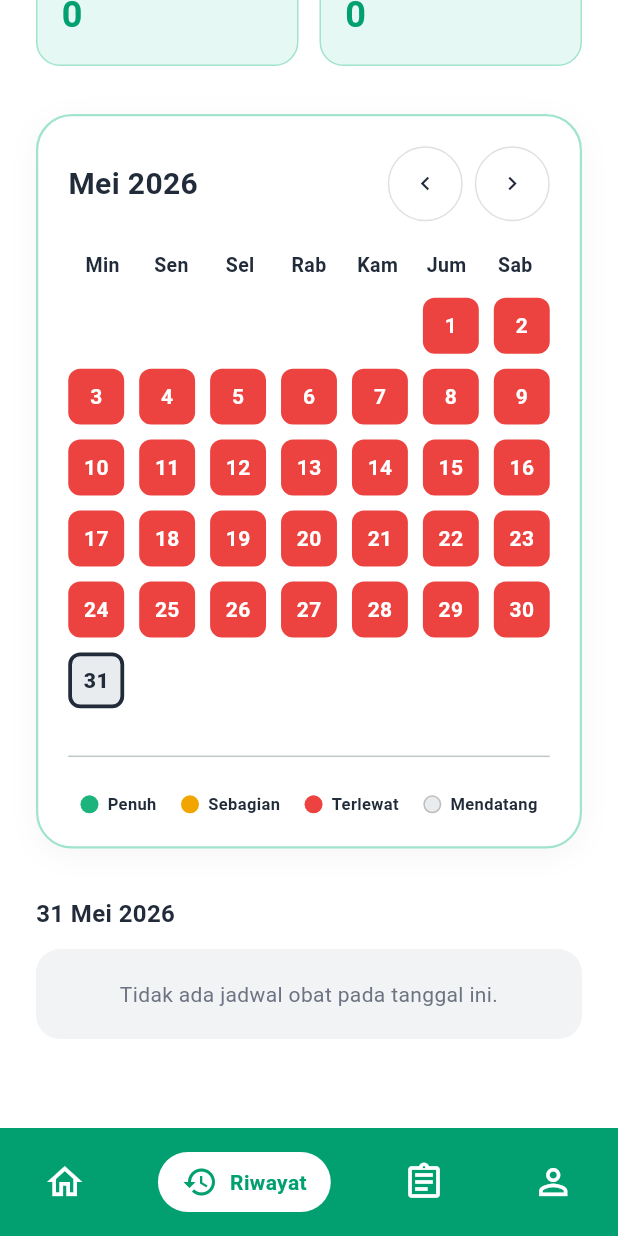
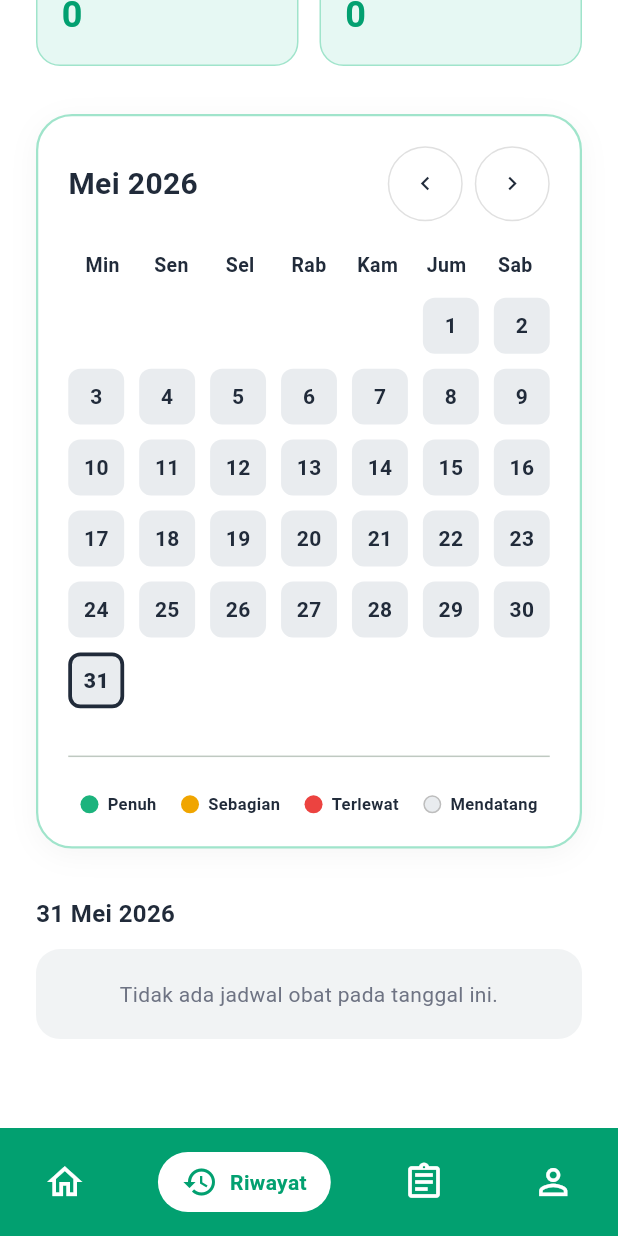
Before and after one commit to attaryu/tbcare_app, a Flutter app: the HistoryView screen opened by its route, scrolled down 576 dp, on a phone screen of 412 x 824 dp. Run offline on Flutter 3.47's test engine with Material 3 defaults, Android fonts, the phone set to English and light mode, and no system bars; our stand-ins replace go_router, image_picker, supabase_flutter; accounts and stored records are empty.

Commit message:
fix(history): treatment date retrieval and navigation logic for calendar

```diff
--- a/lib/ui/features/history/view_models/history_view_model.dart
+++ b/lib/ui/features/history/view_models/history_view_model.dart
@@ -42,6 +42,26 @@ class HistoryViewModel extends ChangeNotifier {
     'percentage': 0.0,
   };
   Map<String, dynamic> get stats => _stats;
+
+  DateTime? getTreatmentStartDate() {
+    if (_activeTreatment == null) return null;
+    try {
+      final st = DateTime.parse(_activeTreatment!['start_date']);
+      return DateTime(st.year, st.month, st.day);
+    } catch (_) {
+      return null;
+    }
+  }
+
+  DateTime? getTreatmentEndDate() {
+    if (_activeTreatment == null) return null;
+    try {
+      final ed = DateTime.parse(_activeTreatment!['prediction_end_date']);
+      return DateTime(ed.year, ed.month, ed.day);
+    } catch (_) {
+      return null;
+    }
+  }
 
   /// Getter to calculate active schedule IDs (closest upcoming schedules)
   /// only if the selected date is today.
@@ -103,12 +123,28 @@ class HistoryViewModel extends ChangeNotifier {
     }
   }
 
+  bool get canNavigateToPreviousMonth {
+    final startDate = getTreatmentStartDate();
+    if (startDate == null) return true;
+    final prevMonthLastDay = DateTime(_currentMonth.year, _currentMonth.month, 0);
+    return !prevMonthLastDay.isBefore(startDate);
+  }
+
+  bool get canNavigateToNextMonth {
+    final endDate = getTreatmentEndDate();
+    if (endDate == null) return true;
+    final nextMonthFirstDay = DateTime(_currentMonth.year, _currentMonth.month + 1, 1);
+    return !nextMonthFirstDay.isAfter(endDate);
+  }
+
   void previousMonth() {
+    if (!canNavigateToPreviousMonth) return;
     _currentMonth = DateTime(_currentMonth.year, _currentMonth.month - 1, 1);
     fetchHistoryData();
   }
 
   void nextMonth() {
+    if (!canNavigateToNextMonth) return;
     _currentMonth = DateTime(_currentMonth.year, _currentMonth.month + 1, 1);
     fetchHistoryData();
   }
@@ -138,6 +174,17 @@ class HistoryViewModel extends ChangeNotifier {
     final dateOnly = DateTime(date.year, date.month, date.day);
     final todayOnly = DateTime(now.year, now.month, now.day);
 
+    // Filter tanggal di luar periode pengobatan aktif
+    final startDate = getTreatmentStartDate();
+    if (startDate != null && dateOnly.isBefore(startDate)) {
+      return 'Diluar Periode';
+    }
+
+    final endDate = getTreatmentEndDate();
+    if (endDate != null && dateOnly.isAfter(endDate)) {
+      return 'Diluar Periode';
+    }
+
     if (dateOnly.isAfter(todayOnly)) {
       return 'Mendatang';
     }
@@ -149,9 +196,6 @@ class HistoryViewModel extends ChangeNotifier {
     }).toList();
 
     if (dateLogs.isEmpty) {
-      if (dateOnly.isBefore(todayOnly)) {
-        return 'Terlewat';
-      }
       return 'Mendatang';
     }
 
--- a/lib/ui/features/history/views/history_view.dart
+++ b/lib/ui/features/history/views/history_view.dart
@@ -302,20 +302,48 @@ class HistoryView extends StatelessWidget {
               Row(
                 children: [
                   Container(
-                    decoration: BoxDecoration(border: Border.all(color: Colors.grey.shade300), shape: BoxShape.circle),
+                    decoration: BoxDecoration(
+                      border: Border.all(
+                        color: viewModel.canNavigateToPreviousMonth
+                            ? Colors.grey.shade300
+                            : Colors.grey.shade100,
+                      ),
+                      shape: BoxShape.circle,
+                    ),
                     child: IconButton(
                       iconSize: 18,
-                      icon: const Icon(Icons.chevron_left, color: AppColor.darkGray),
-                      onPressed: viewModel.previousMonth,
+                      icon: Icon(
+                        Icons.chevron_left,
+                        color: viewModel.canNavigateToPreviousMonth
+                            ? AppColor.darkGray
+                            : Colors.grey.shade300,
+                      ),
+                      onPressed: viewModel.canNavigateToPreviousMonth
+                          ? viewModel.previousMonth
+                          : null,
                     ),
                   ),
                   const SizedBox(width: 8),
                   Container(
-                    decoration: BoxDecoration(border: Border.all(color: Colors.grey.shade300), shape: BoxShape.circle),
+                    decoration: BoxDecoration(
+                      border: Border.all(
+                        color: viewModel.canNavigateToNextMonth
+                            ? Colors.grey.shade300
+                            : Colors.grey.shade100,
+                      ),
+                      shape: BoxShape.circle,
+                    ),
                     child: IconButton(
                       iconSize: 18,
-                      icon: const Icon(Icons.chevron_right, color: AppColor.darkGray),
-                      onPressed: viewModel.nextMonth,
+                      icon: Icon(
+                        Icons.chevron_right,
+                        color: viewModel.canNavigateToNextMonth
+                            ? AppColor.darkGray
+                            : Colors.grey.shade300,
+                      ),
+                      onPressed: viewModel.canNavigateToNextMonth
+                          ? viewModel.nextMonth
+                          : null,
                     ),
                   ),
                 ],
@@ -361,6 +389,8 @@ class HistoryView extends StatelessWidget {
                   dayDate.month == viewModel.selectedDate.month &&
                   dayDate.day == viewModel.selectedDate.day;
 
+              final isDiluarPeriode = status == 'Diluar Periode';
+
               Color bg = const Color(0xFFE9ECEF);
               Color textColor = AppColor.darkGray;
               if (status == 'Penuh') {
@@ -375,21 +405,21 @@ class HistoryView extends StatelessWidget {
               }
 
               return InkWell(
-                onTap: () => viewModel.selectDate(dayDate),
+                onTap: isDiluarPeriode ? null : () => viewModel.selectDate(dayDate),
                 borderRadius: BorderRadius.circular(8),
                 child: Container(
                   decoration: BoxDecoration(
-                    color: bg,
+                    color: isDiluarPeriode ? Colors.grey.shade100 : bg,
                     borderRadius: BorderRadius.circular(8),
-                    border: isSelected ? Border.all(color: AppColor.darkGray, width: 2.5) : null,
+                    border: isSelected && !isDiluarPeriode ? Border.all(color: AppColor.darkGray, width: 2.5) : null,
                   ),
                   alignment: Alignment.center,
                   child: Text(
                     dayNum.toString(),
                     style: TextStyle(
                       fontSize: 14,
-                      fontWeight: isSelected ? FontWeight.w900 : FontWeight.bold,
-                      color: textColor,
+                      fontWeight: isSelected && !isDiluarPeriode ? FontWeight.w900 : FontWeight.bold,
+                      color: isDiluarPeriode ? Colors.grey.shade400 : textColor,
                     ),
                   ),
                 ),
@@ -471,7 +501,7 @@ class HistoryView extends StatelessWidget {
           status: status,
           isVerified: isVerified,
           isActive: isActive,
-          onTap: () => viewModel.toggleLogStatus(id, status),
+          onTap: null,
         );
       },
     );
```
